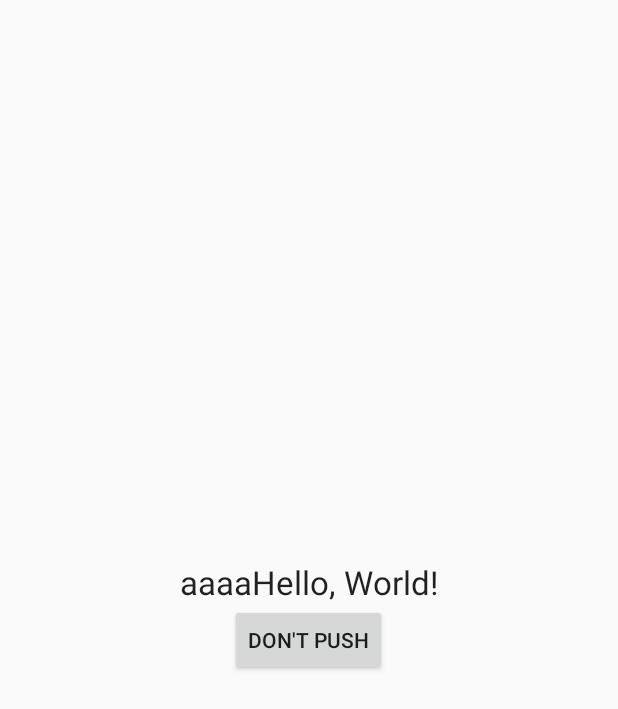
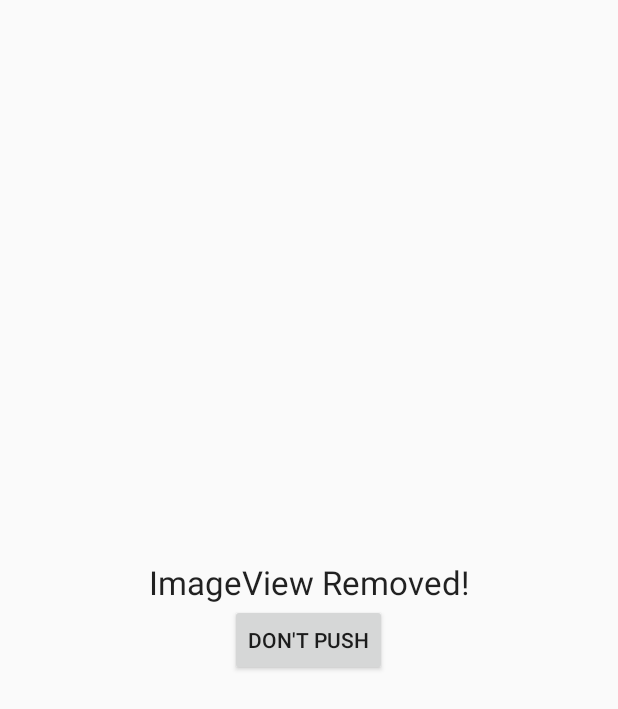
Before and after one commit to Byeongdolee/bdit, an Android app: the layout activity_main.xml on its own in the app's theme, with its tools: preview values and no code run, on a phone screen of 412 x 824 dp. Shown: the top 709 px of the screen. Run offline under Robolectric (Android 15) with nearby library versions, the phone set to English and light mode, and no system bars.

Commit message:
change textview text

```diff
--- a/app/src/main/res/layout/activity_main.xml
+++ b/app/src/main/res/layout/activity_main.xml
@@ -14,7 +14,7 @@
         android:textAlignment="center"
         android:layout_width="match_parent"
         android:layout_height="wrap_content"
-        android:text="aaaaHello, World!"/>
+        android:text="ImageView Removed!"/>
 
     <Button
         android:layout_width="wrap_content"
```
